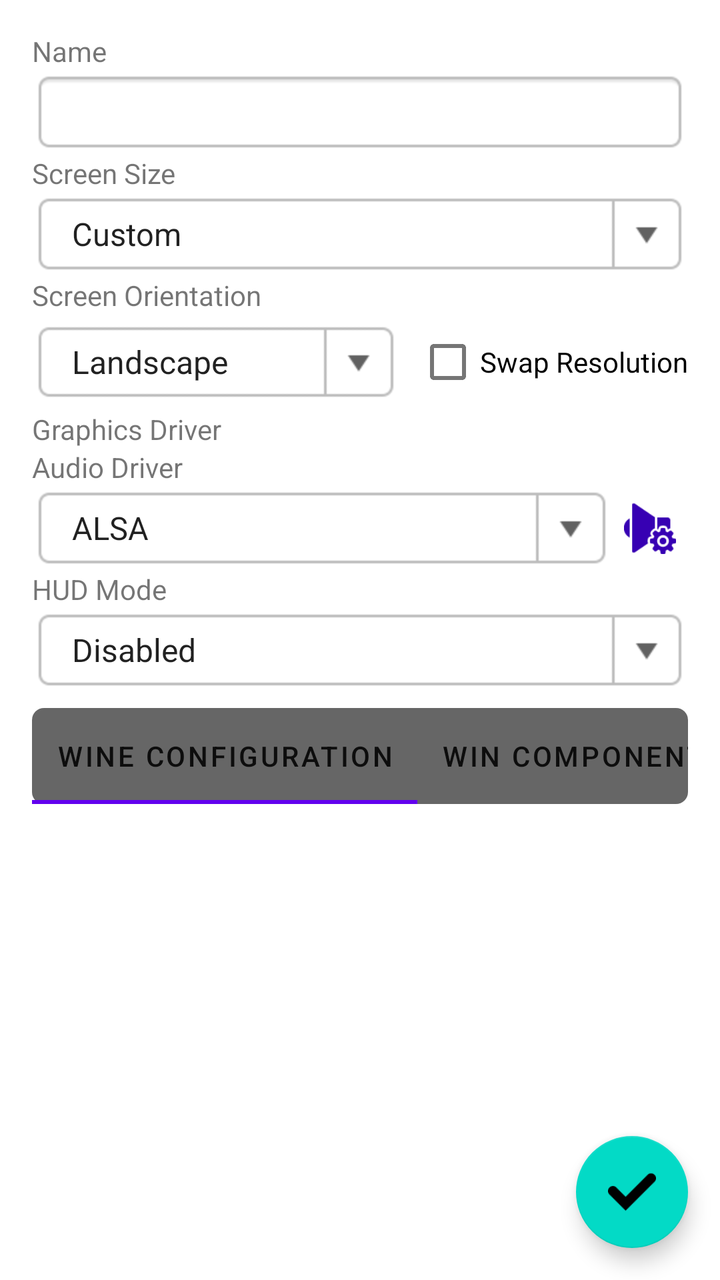
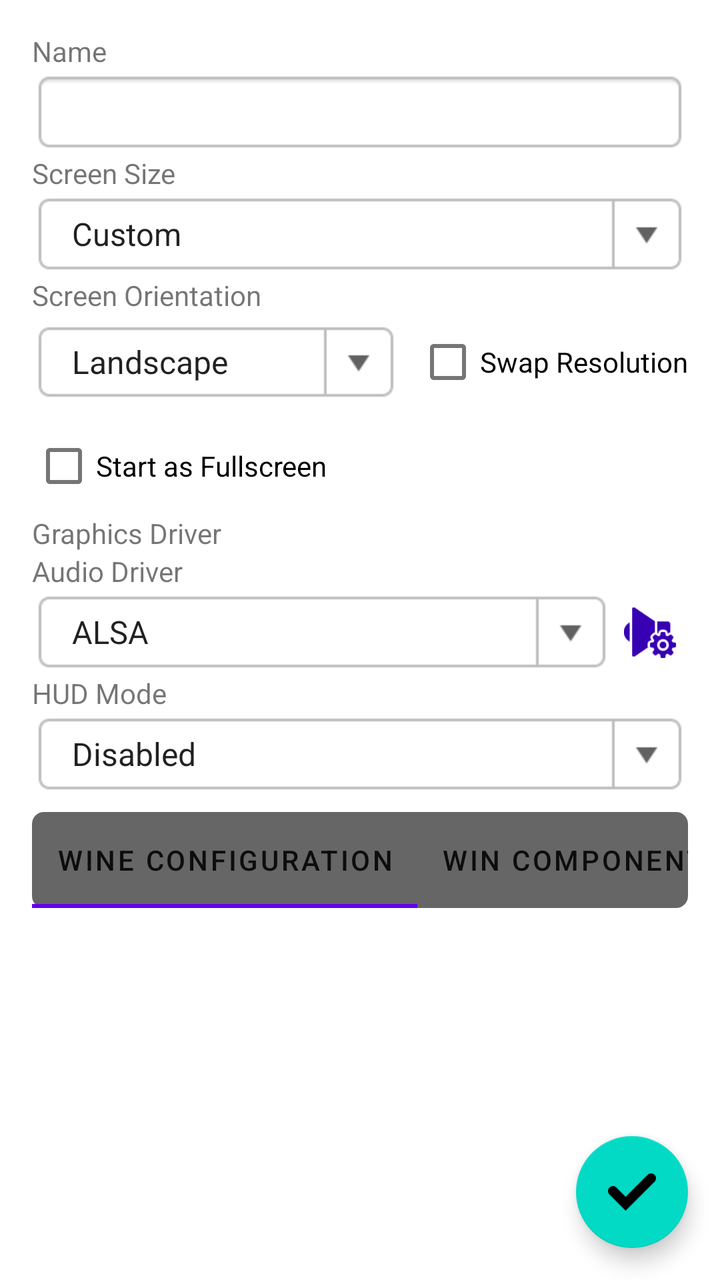

Before-and-after screenshots of an Android layout around one commit, followed by the original layout XML and the change that was made.
<!-- AndroidManifest.xml: fallback theme Theme.MaterialComponents.DayNight.NoActionBar -->
<!-- res/layout/container_detail_fragment.xml -->
<?xml version="1.0" encoding="utf-8"?>
<FrameLayout xmlns:android="http://schemas.android.com/apk/res/android"
    android:layout_width="match_parent"
    android:layout_height="match_parent"
    xmlns:app="http://schemas.android.com/apk/res-auto">

    <ScrollView
        android:layout_width="match_parent"
        android:layout_height="match_parent">

        <LinearLayout
            android:layout_width="match_parent"
            android:layout_height="wrap_content"
            android:orientation="vertical"
            android:padding="16dp">

            <TextView
                android:layout_width="wrap_content"
                android:layout_height="wrap_content"
                android:text="@string/name" />

            <EditText
                style="@style/EditText"
                android:id="@+id/ETName"
                android:inputType="textCapSentences" />

            <LinearLayout
                android:layout_width="match_parent"
                android:layout_height="wrap_content"
                android:orientation="horizontal">

                <LinearLayout
                    android:layout_width="0dp"
                    android:layout_height="wrap_content"
                    android:layout_weight="1"
                    android:orientation="vertical">

                    <TextView
                        android:layout_width="wrap_content"
                        android:layout_height="wrap_content"
                        android:text="@string/screen_size" />

                    <Spinner
                        style="@style/ComboBox"
                        android:layout_width="match_parent"
                        android:id="@+id/SScreenSize"
                        android:entries="@array/screen_size_entries" />
                </LinearLayout>

                <LinearLayout
                    android:id="@+id/LLCustomScreenSize"
                    android:layout_width="wrap_content"
                    android:layout_height="wrap_content"
                    android:orientation="horizontal"
                    android:visibility="gone">

                    <LinearLayout
                        android:layout_width="wrap_content"
                        android:layout_height="wrap_content"
                        android:orientation="vertical">

                        <TextView
                            android:layout_width="wrap_content"
                            android:layout_height="wrap_content"
                            android:text="@string/width" />

                        <EditText
                            style="@style/EditText"
                            android:layout_width="78dp"
                            android:id="@+id/ETScreenWidth"
                            android:inputType="number" />
                    </LinearLayout>

                    <TextView
                        android:layout_width="wrap_content"
                        android:layout_height="wrap_content"
                        android:textStyle="bold"
                        android:textSize="18dp"
                        android:layout_gravity="bottom"
                        android:layout_marginLeft="2dp"
                        android:layout_marginRight="2dp"
                        android:layout_marginBottom="4dp"
                        android:text="x" />

                    <LinearLayout
                        android:layout_width="wrap_content"
                        android:layout_height="wrap_content"
                        android:orientation="vertical">

                        <TextView
                            android:layout_width="wrap_content"
                            android:layout_height="wrap_content"
                            android:text="@string/height" />

                        <EditText
                            style="@style/EditText"
                            android:layout_width="78dp"
                            android:id="@+id/ETScreenHeight"
                            android:inputType="number" />
                    </LinearLayout>
                </LinearLayout>
            </LinearLayout>

            <LinearLayout
                android:layout_width="match_parent"
                android:layout_height="wrap_content"
                android:orientation="vertical">

                <TextView
                    android:layout_width="wrap_content"
                    android:layout_height="wrap_content"
                    android:text="@string/screen_orientation" />

                <LinearLayout
                    android:layout_width="match_parent"
                    android:layout_height="wrap_content"
                    android:orientation="horizontal"
                    android:gravity="center_vertical">

                    <Spinner
                        style="@style/ComboBox"
                        android:layout_width="0dp"
                        android:layout_height="wrap_content"
                        android:layout_weight="1"
                        android:id="@+id/SScreenOrientation"
                        android:entries="@array/screen_orientation_entries" />

                    <CheckBox
                        android:id="@+id/CBSwapResolution"
                        android:layout_width="wrap_content"
                        android:layout_height="wrap_content"
                        android:text="@string/swap_resolution"
                        android:layout_marginLeft="8dp" />
                </LinearLayout>
            </LinearLayout>

            <LinearLayout
                android:id="@+id/LLWineVersion"
                android:layout_width="match_parent"
                android:layout_height="wrap_content"
                android:orientation="vertical"
                android:visibility="gone">

                <TextView
                    android:layout_width="wrap_content"
                    android:layout_height="wrap_content"
                    android:text="@string/wine_version" />

                <Spinner
                    style="@style/ComboBox"
                    android:layout_width="match_parent"
                    android:id="@+id/SWineVersion" />
            </LinearLayout>

            <TextView
                android:layout_width="wrap_content"
                android:layout_height="wrap_content"
                android:text="@string/graphics_driver" />

            <LinearLayout
                android:id="@+id/LLGraphicsDriver"
                android:layout_width="match_parent"
                android:layout_height="wrap_content"
                android:orientation="horizontal"
                android:gravity="center_vertical" />

            <LinearLayout
                android:id="@+id/LLDXWrapper"
                android:layout_width="match_parent"
                android:layout_height="wrap_content"
                android:orientation="horizontal"
                android:gravity="center_vertical" />

            <TextView
                android:layout_width="wrap_content"
                android:layout_height="wrap_content"
                android:text="@string/audio_driver" />

            <LinearLayout
                android:layout_width="match_parent"
                android:layout_height="wrap_content"
                android:orientation="horizontal"
                android:gravity="center_vertical">

                <Spinner
                    style="@style/ComboBox"
                    android:layout_width="0dp"
                    android:layout_weight="1"
                    android:id="@+id/SAudioDriver"
                    android:entries="@array/audio_driver_entries" />

                <ImageButton
                    style="@style/ListMenuButton"
                    android:id="@+id/BTAudioDriverConfig"
                    android:src="@drawable/icon_audio_settings" />
            </LinearLayout>

            <TextView
                android:layout_width="wrap_content"
                android:layout_height="wrap_content"
                android:text="@string/hud_mode" />

            <Spinner
                style="@style/ComboBox"
                android:id="@+id/SHUDMode"
                android:layout_width="match_parent"
                android:entries="@array/hud_mode_entries" />

            <com.google.android.material.tabs.TabLayout
                android:id="@+id/TabLayout"
                android:layout_width="match_parent"
                android:layout_height="wrap_content"
                android:layout_marginTop="8dp"
                android:layout_marginBottom="4dp"
                android:background="@drawable/tab_layout_background"
                app:tabTextColor="?attr/tabTextColor"
                app:tabGravity="center"
                app:tabMode="auto">

                <com.google.android.material.tabs.TabItem
                    android:layout_width="wrap_content"
                    android:layout_height="wrap_content"
                    android:text="@string/wine_configuration" />

                <com.google.android.material.tabs.TabItem
                    android:layout_width="wrap_content"
                    android:layout_height="wrap_content"
                    android:text="@string/win_components" />

                <com.google.android.material.tabs.TabItem
                    android:layout_width="wrap_content"
                    android:layout_height="wrap_content"
                    android:text="@string/environment_variables" />

                <com.google.android.material.tabs.TabItem
                    android:layout_width="wrap_content"
                    android:layout_height="wrap_content"
                    android:text="@string/drives" />

                <com.google.android.material.tabs.TabItem
                    android:layout_width="wrap_content"
                    android:layout_height="wrap_content"
                    android:text="@string/advanced" />
            </com.google.android.material.tabs.TabLayout>

            <LinearLayout
                android:id="@+id/LLTabWineConfiguration"
                android:layout_width="match_parent"
                android:layout_height="wrap_content"
                android:orientation="vertical"
                android:visibility="gone">

                <FrameLayout
                    android:layout_width="match_parent"
                    android:layout_height="wrap_content"
                    android:layout_marginTop="8dp">

                    <LinearLayout style="@style/FieldSet">
                        <TextView
                            android:layout_width="wrap_content"
                            android:layout_height="wrap_content"
                            android:text="@string/theme" />

                        <RadioGroup
                            android:id="@+id/RGDesktopTheme"
                            android:layout_width="match_parent"
                            android:layout_height="wrap_content"
                            android:orientation="horizontal"
                            android:gravity="center_vertical">

                            <RadioButton
                                android:id="@+id/RBLight"
                                android:layout_width="wrap_content"
                                android:layout_height="wrap_content"
                                android:text="@string/light" />

                            <RadioButton
                                android:id="@+id/RBDark"
                                android:layout_width="wrap_content"
                                android:layout_height="wrap_content"
                                android:text="@string/dark" />
                        </RadioGroup>

                        <TextView
                            android:layout_width="wrap_content"
                            android:layout_height="wrap_content"
                            android:text="@string/background" />

                        <LinearLayout
                            android:layout_width="match_parent"
                            android:layout_height="wrap_content"
                            android:orientation="horizontal">

                            <Spinner
                                android:id="@+id/SDesktopBackgroundType"
                                style="@style/ComboBox"
                                android:layout_width="0dp"
                                android:layout_weight="1"
                                android:entries="@array/desktop_background_type_entries" />

                            <com.winlator.widget.ColorPickerView
                                android:id="@+id/CPVDesktopBackgroundColor"
                                android:layout_width="84dp"
                                android:layout_height="wrap_content"
                                android:visibility="gone" />

                            <com.winlator.widget.ImagePickerView
                                android:id="@+id/IPVDesktopBackgroundImage"
                                android:layout_width="84dp"
                                android:layout_height="wrap_content"
                                android:visibility="gone" />
                        </LinearLayout>

                        <TextView
                            android:layout_width="wrap_content"
                            android:layout_height="wrap_content"
                            android:visibility="gone"
                            android:text="@string/system_font" />

                        <Spinner
                            style="@style/ComboBox"
                            android:id="@+id/SSystemFont"
                            android:layout_width="match_parent"
                            android:visibility="gone"
                            android:entries="@array/system_font_entries" />

                        <TextView
                            android:layout_width="wrap_content"
                            android:layout_height="wrap_content"
                            android:text="@string/dpi_font_size" />

                        <com.winlator.widget.SeekBar
                            android:id="@+id/SBLogPixels"
                            android:layout_width="match_parent"
                            android:layout_height="wrap_content"
                            app:suffix=" dpi"
                            app:step="24"
                            app:minValue="96"
                            app:maxValue="240" />
                    </LinearLayout>

                    <TextView
                        style="@style/FieldSetLabel"
                        android:text="@string/desktop" />
                </FrameLayout>

                <FrameLayout
                    android:layout_width="match_parent"
                    android:layout_height="wrap_content"
                    android:layout_marginTop="8dp">

                    <LinearLayout style="@style/FieldSet">
                        <TextView
                            android:layout_width="wrap_content"
                            android:layout_height="wrap_content"
                            android:text="@string/mouse_warp_override" />

                        <Spinner
                            style="@style/ComboBox"
                            android:id="@+id/SMouseWarpOverride"
                            android:layout_width="match_parent" />
                    </LinearLayout>

                    <TextView
                        style="@style/FieldSetLabel"
                        android:text="@string/directinput" />
                </FrameLayout>
            </LinearLayout>

            <LinearLayout
                android:id="@+id/LLTabWinComponents"
                android:layout_width="match_parent"
                android:layout_height="wrap_content"
                android:orientation="vertical"
                android:visibility="gone">

                <FrameLayout
                    android:layout_width="match_parent"
                    android:layout_height="wrap_content"
                    android:layout_marginTop="8dp">

                    <LinearLayout
                        style="@style/FieldSet"
                        android:id="@+id/LLWinComponentsDirectX" />

                    <TextView
                        style="@style/FieldSetLabel"
                        android:text="@string/directx" />
                </FrameLayout>

                <FrameLayout
                    android:layout_width="match_parent"
                    android:layout_height="wrap_content"
                    android:layout_marginTop="8dp">

                    <LinearLayout
                        style="@style/FieldSet"
                        android:id="@+id/LLWinComponentsGeneral" />

                    <TextView
                        style="@style/FieldSetLabel"
                        android:text="@string/general" />
                </FrameLayout>
            </LinearLayout>

            <LinearLayout
                android:id="@+id/LLTabEnvVars"
                android:layout_width="match_parent"
                android:layout_height="wrap_content"
                android:orientation="vertical"
                android:visibility="gone">

                <com.winlator.widget.EnvVarsView
                    android:id="@+id/EnvVarsView"
                    android:layout_width="match_parent"
                    android:layout_height="wrap_content"
                    android:paddingLeft="16dp"
                    android:paddingRight="16dp"/>

                <View style="@style/HorizontalLine" />

                <Button
                    style="@style/ButtonNeutral"
                    android:id="@+id/BTAddEnvVar"
                    android:layout_width="160dp"
                    android:layout_height="wrap_content"
                    android:layout_gravity="center_horizontal"
                    android:text="@string/add" />
            </LinearLayout>

            <LinearLayout
                android:id="@+id/LLTabDrives"
                android:layout_width="match_parent"
                android:layout_height="wrap_content"
                android:orientation="vertical"
                android:visibility="gone">

                <LinearLayout
                    android:layout_width="match_parent"
                    android:layout_height="wrap_content"
                    android:orientation="horizontal"
                    android:paddingLeft="20dp"
                    android:paddingRight="20dp"
                    android:layout_marginBottom="4dp">

                    <TextView
                        android:layout_width="100dp"
                        android:layout_height="wrap_content"
                        android:text="@string/letter" />

                    <TextView
                        android:layout_width="100dp"
                        android:layout_height="wrap_content"
                        android:text="@string/target_path" />
                </LinearLayout>

                <LinearLayout
                    android:id="@+id/LLDrives"
                    android:layout_width="match_parent"
                    android:layout_height="wrap_content"
                    android:orientation="vertical"
                    android:paddingLeft="16dp"
                    android:paddingRight="16dp"/>

                <TextView
                    android:id="@+id/TVDrivesEmptyText"
                    android:layout_width="match_parent"
                    android:layout_height="match_parent"
                    android:gravity="center"
                    android:text="@string/no_items_to_display"
                    android:padding="16dp"
                    android:visibility="gone" />

                <View style="@style/HorizontalLine" />

                <Button
                    style="@style/ButtonNeutral"
                    android:id="@+id/BTAddDrive"
                    android:layout_width="160dp"
                    android:layout_height="wrap_content"
                    android:layout_gravity="center_horizontal"
                    android:text="@string/add" />
            </LinearLayout>

            <LinearLayout
                android:id="@+id/LLTabAdvanced"
                android:layout_width="match_parent"
                android:layout_height="wrap_content"
                android:orientation="vertical"
                android:visibility="gone">

                <FrameLayout
                    android:id="@+id/FLBox64"
                    android:layout_width="match_parent"
                    android:layout_height="wrap_content"
                    android:layout_marginTop="8dp">

                    <LinearLayout style="@style/FieldSet">
                        <TextView
                            android:layout_width="wrap_content"
                            android:layout_height="wrap_content"
                            android:text="@string/box64_version" />

                        <LinearLayout
                            android:layout_width="match_parent"
                            android:layout_height="wrap_content"
                            android:orientation="horizontal"
                            android:gravity="center_vertical">

                            <Spinner
                                style="@style/ComboBox"
                                android:id="@+id/SBox64Version"
                                android:layout_width="0dp"
                                android:layout_height="wrap_content"
                                android:layout_weight="1" />

                            <LinearLayout
                                style="@style/Toolbox"
                                android:id="@+id/Box64Toolbox">

                                <ImageButton
                                    style="@style/ListMenuButton"
                                    android:src="@drawable/icon_install"
                                    android:tag="install" />

                                <ImageButton
                                    style="@style/ListMenuButton"
                                    android:layout_marginRight="0dp"
                                    android:src="@drawable/icon_remove"
                                    android:tag="remove" />
                            </LinearLayout>
                        </LinearLayout>

                        <TextView
                            android:layout_width="wrap_content"
                            android:layout_height="wrap_content"
                            android:text="@string/box64_preset" />

                        <Spinner
                            style="@style/ComboBox"
                            android:id="@+id/SBox64Preset"
                            android:layout_width="match_parent" />
                    </LinearLayout>

                    <TextView
                        style="@style/FieldSetLabel"
                        android:text="@string/box64" />
                </FrameLayout>

                
                <FrameLayout
                    android:id="@+id/FLFEX"
                    android:layout_width="match_parent"
                    android:layout_height="wrap_content"
                    android:layout_marginTop="8dp"
                    android:visibility="gone">

                    <LinearLayout style="@style/FieldSet">
                        <TextView
                            android:layout_width="wrap_content"
                            android:layout_height="wrap_content"
                            android:text="@string/fex_version" />

                        <Spinner
                            style="@style/ComboBox"
                            android:id="@+id/SFEXVersion"
                            android:layout_width="match_parent" />

                        <TextView
                            android:layout_width="wrap_content"
                            android:layout_height="wrap_content"
                            android:text="@string/fex_preset" />

                        <Spinner
                            style="@style/ComboBox"
                            android:id="@+id/SFEXPresetCustom"
                            android:layout_width="match_parent" />

                        <TextView
                            android:layout_width="wrap_content"
                            android:layout_height="wrap_content"
                            android:text="32位模拟" />

                        <Spinner
                            style="@style/ComboBox"
                            android:id="@+id/SFEXPreset"
                            android:layout_width="match_parent"
                            android:entries="@array/fex_preset_entries" />
                    </LinearLayout>

                    <TextView
                        style="@style/FieldSetLabel"
                        android:text="@string/fex" />
                </FrameLayout>

                <FrameLayout
                    android:layout_width="match_parent"
                    android:layout_height="wrap_content"
                    android:layout_marginTop="8dp">

                    <LinearLayout style="@style/FieldSet">
                        <TextView
                            android:layout_width="wrap_content"
                            android:layout_height="wrap_content"
                            android:text="@string/startup_selection" />

                        <Spinner
                            style="@style/ComboBox"
                            android:layout_width="match_parent"
                            android:id="@+id/SStartupSelection"
                            android:entries="@array/startup_selection_entries" />

                        <TextView
                            android:layout_width="wrap_content"
                            android:layout_height="wrap_content"
                            android:text="@string/windows_version" />

                        <Spinner
                            style="@style/ComboBox"
                            android:layout_width="match_parent"
                            android:id="@+id/SWinVersion" />
                    </LinearLayout>

                    <TextView
                        style="@style/FieldSetLabel"
                        android:text="@string/system" />
                </FrameLayout>

                <TextView
                    android:layout_width="wrap_content"
                    android:layout_height="wrap_content"
                    android:text="@string/processor_affinity"
                    android:layout_marginTop="8dp" />

                <com.winlator.widget.CPUListView
                    android:id="@+id/CPUListView"
                    android:layout_width="match_parent"
                    android:layout_height="wrap_content"
                    android:gravity="center_horizontal"
                    android:layout_marginTop="4dp" />

                <TextView
                    android:layout_width="wrap_content"
                    android:layout_height="wrap_content"
                    android:text="@string/processor_affinity_32_bit_apps"
                    android:layout_marginTop="8dp" />

                <com.winlator.widget.CPUListView
                    android:id="@+id/CPUListViewWoW64"
                    android:layout_width="match_parent"
                    android:layout_height="wrap_content"
                    android:gravity="center_horizontal"
                    android:layout_marginTop="4dp" />
            </LinearLayout>
        </LinearLayout>
    </ScrollView>

    <com.google.android.material.floatingactionbutton.FloatingActionButton
        android:id="@+id/BTConfirm"
        android:layout_width="wrap_content"
        android:layout_height="wrap_content"
        android:layout_gravity="end|bottom"
        android:contentDescription="@string/_continue"
        android:tint="#ffffff"
        android:src="@drawable/icon_confirm"
        android:layout_margin="16dp" />
</FrameLayout>
<!-- resources referenced by this layout -->
<resources>
  <string-array name="audio_driver_entries">
          <item>ALSA</item>
          <item>PulseAudio</item>
      </string-array>
  <string-array name="desktop_background_type_entries">
          <item>@string/image</item>
          <item>@string/solid_color</item>
      </string-array>
  <string-array name="fex_preset_entries">
          <item>libwow64fex.dll</item>
          <item>wowbox64.dll</item>
      </string-array>
  <string-array name="hud_mode_entries">
          <item>@string/disabled</item>
          <item>@string/simple_fps</item>
          <item>@string/full</item>
      </string-array>
  <string-array name="screen_orientation_entries">
          <item>@string/landscape</item>
          <item>@string/portrait</item>
          <item>@string/auto</item>
      </string-array>
  <string name="_continue">Continue</string>
  <string name="add">Add</string>
  <string name="advanced">Advanced</string>
  <string name="audio_driver">Audio Driver</string>
  <string name="background">Background</string>
  <string name="box64" translatable="false">Box64</string>
  <string name="box64_preset">Box64 Preset</string>
  <string name="box64_version">Box64 Version</string>
  <string name="dark">Dark</string>
  <string name="desktop">Desktop</string>
  <string name="directinput" translatable="false">DirectInput</string>
  <string name="directx" translatable="false">DirectX</string>
  <string name="dpi_font_size">DPI (Font Size)</string>
  <string name="drives">Drives</string>
  <string name="environment_variables">Environment Variables</string>
  <string name="fex" translatable="false">FEX</string>
  <string name="fex_preset">FEX Preset</string>
  <string name="fex_version">FEX Version</string>
  <string name="general">General</string>
  <string name="graphics_driver">Graphics Driver</string>
  <string name="height">Height</string>
  <string name="hud_mode">HUD Mode</string>
  <string name="letter">Letter</string>
  <string name="light">Light</string>
  <string name="mouse_warp_override" translatable="false">Mouse Warp Override</string>
  <string name="name">Name</string>
  <string name="no_items_to_display">No items to display</string>
  <string name="processor_affinity">Processor Affinity</string>
  <string name="processor_affinity_32_bit_apps">Processor Affinity (32-bit apps)</string>
  <string name="screen_orientation">Screen Orientation</string>
  <string name="screen_size">Screen Size</string>
  <string name="startup_selection">Startup Selection</string>
  <string name="swap_resolution">Swap Resolution</string>
  <string name="system">System</string>
  <string name="system_font">System Font</string>
  <string name="target_path">Target Path</string>
  <string name="theme">Theme</string>
  <string name="width">Width</string>
  <string name="win_components" translatable="false">Win Components</string>
  <string name="windows_version">Windows Version</string>
  <string name="wine_configuration">Wine Configuration</string>
  <string name="wine_version">Wine Version</string>
  <style name="ButtonNeutral" parent="BaseButton">
          <item name="android:background">@drawable/button_neutral</item>
          <item name="android:textColor">#ffffff</item>
      </style>
  <string name="image">Image</string>
  <string name="solid_color">Solid Color</string>
  <string name="disabled">Disabled</string>
  <string name="simple_fps">Simple (FPS)</string>
  <string name="full">Full</string>
  <string name="landscape">Landscape</string>
  <string name="portrait">Portrait</string>
  <string name="auto">Auto</string>
  <string name="custom">Custom</string>
  <string name="startup_selection_normal">Normal (Load all services)</string>
  <string name="startup_selection_essential">Essential (Load only essential services)</string>
  <string name="startup_selection_aggressive">Aggressive (Stop services on startup)</string>
  <!-- unchanged entries left out for length: 28 -->
</resources>

<!-- the commit's change to res/layout/container_detail_fragment.xml (unified diff, before → after) -->
@@ -132,6 +132,13 @@
                         android:text="@string/swap_resolution"
                         android:layout_marginLeft="8dp" />
                 </LinearLayout>
+
+                <CheckBox
+                    android:id="@+id/CBStartAsFullscreen"
+                    android:layout_width="wrap_content"
+                    android:layout_height="wrap_content"
+                    android:text="@string/start_as_fullscreen"
+                    android:layout_marginTop="4dp" />
             </LinearLayout>
 
             <LinearLayout
<!-- resource entries referenced after the edit -->
@@ -53,6 +53,7 @@
   <string name="processor_affinity_32_bit_apps">Processor Affinity (32-bit apps)</string>
   <string name="screen_orientation">Screen Orientation</string>
   <string name="screen_size">Screen Size</string>
+  <string name="start_as_fullscreen">Start as Fullscreen</string>
   <string name="startup_selection">Startup Selection</string>
   <string name="swap_resolution">Swap Resolution</string>
   <string name="system">System</string>
